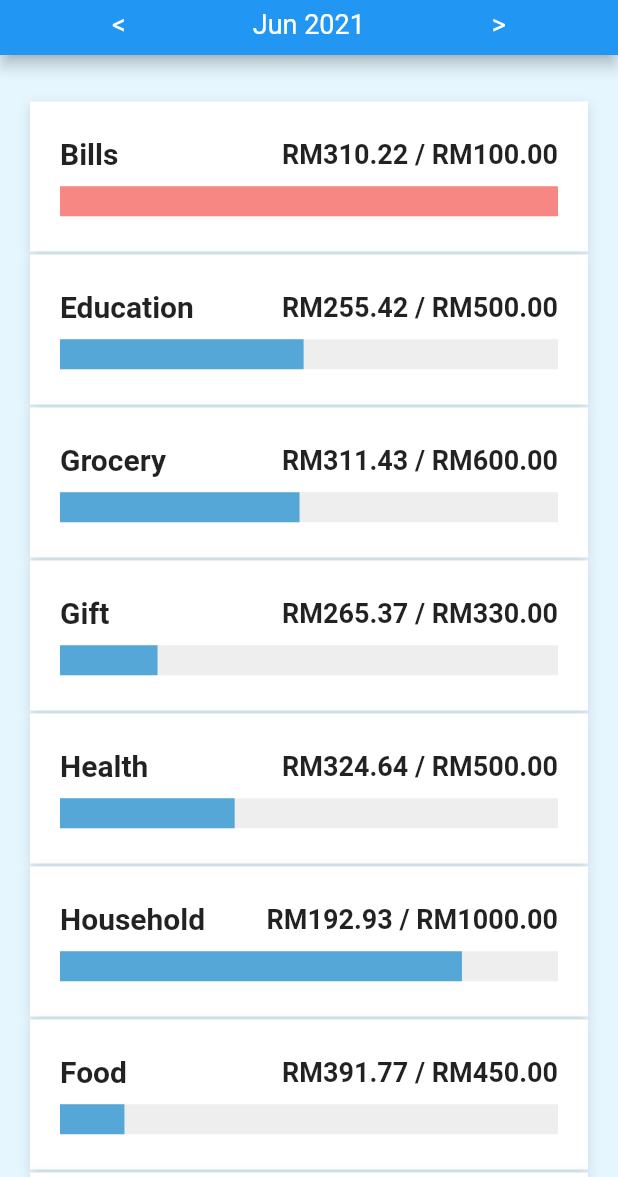
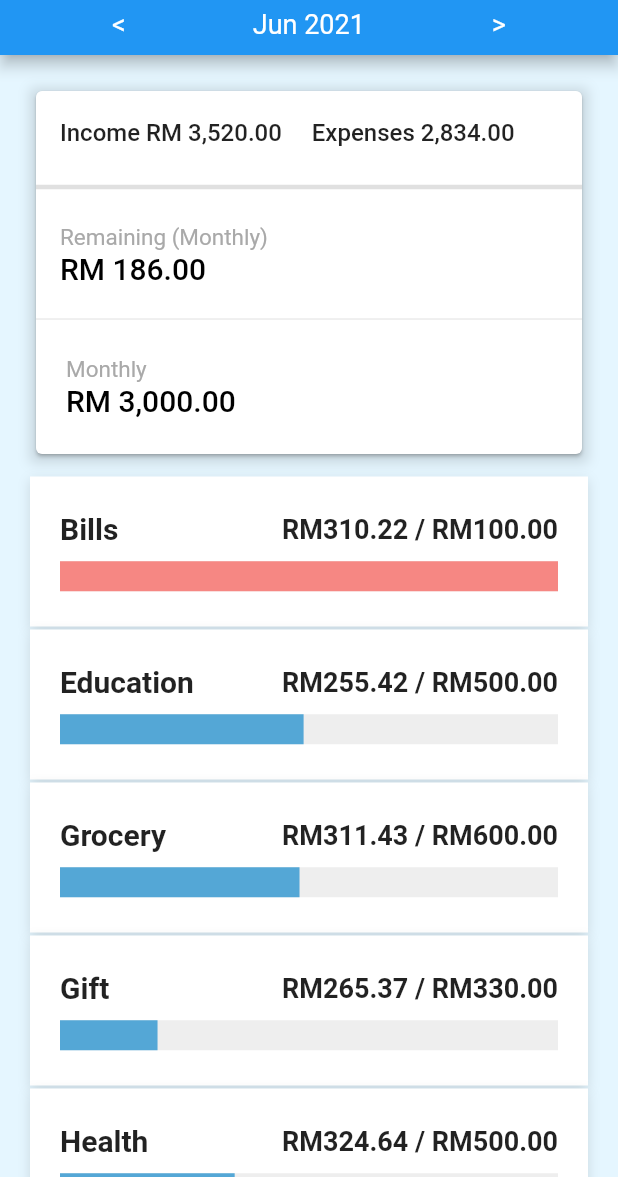
Before and after one commit to seoksee/WhatTheHack, a Flutter app: the BudgetScreen screen opened directly, on a phone screen of 412 x 824 dp, the part 59-1236 px from its top. Run offline on Flutter 3.47's test engine with Material 2 defaults, Android fonts, the phone set to English and light mode, and no system bars; our stand-ins replace select_form_field, shared_preferences, syncfusion_flutter_charts, webview_flutter; accounts and stored records are empty.

Commit message:
added budget overview in budget page

```diff
--- a/lib/screens/BudgetScreen.dart
+++ b/lib/screens/BudgetScreen.dart
@@ -6,6 +6,7 @@ import 'package:budgetsavvy/screens/SetBudgetScreen.dart';
 import 'package:budgetsavvy/utils/Colorshelper.dart';
 import 'package:budgetsavvy/widgets/BarChart.dart';
 import 'package:flutter/material.dart';
+import 'package:syncfusion_flutter_charts/charts.dart';
 
 class BudgetScreen extends StatefulWidget {
   @override
@@ -143,7 +144,7 @@ class _BudgetScreenState extends State<BudgetScreen> {
                   return Container(
                     margin: EdgeInsets.fromLTRB(20.0, 20.0, 20.0, 10.0),
                     decoration: BoxDecoration(
-                      color: Colors.white,
+                      // color: Colors.white,
                       boxShadow: [
                         BoxShadow(
                           color: Colors.black12,
@@ -151,8 +152,47 @@ class _BudgetScreenState extends State<BudgetScreen> {
                           blurRadius: 6.0,
                         ),
                       ],
-                      // borderRadius: BorderRadius.circular(0.0),
+                      borderRadius: BorderRadius.circular(0.0),
                     ),
+                    child:  Card(
+                        child: Column(
+                          children: [
+                            ListTile(
+                              title:
+                              Text('Income RM 3,520.00     Expenses 2,834.00',
+                                style: TextStyle(fontWeight: FontWeight.w500)),
+                            ),
+                            Divider(thickness: 3,),
+                            ListTile(
+                              title: Text('Remaining (Monthly)',
+                                style: TextStyle(
+                                  fontSize: 15, color: Color(0xffa9a9a9)),),
+                              subtitle: Text('RM 186.00',
+                                style: TextStyle(
+                                  fontWeight: FontWeight.w500,
+                                  color: Colors.black,
+                                  fontSize: 20)),
+                            ),
+                            Divider(),
+                                ListTile(
+                                contentPadding:
+                                    EdgeInsets.fromLTRB(20.0, 0.0, 0.0, 10.0),
+                                title: Text(
+                                  'Monthly',
+                                  style: TextStyle(
+                                      fontSize: 15, color: Color(0xffa9a9a9)),
+                                ),
+                                subtitle: Text('RM 3,000.00',
+                                    style: TextStyle(
+                                        fontWeight: FontWeight.w500,
+                                        color: Colors.black,
+                                        fontSize: 20)),
+                                ),
+
+
+                          ],
+                        ),
+                      ),
                     // child: BarChart(expenses: weeklySpending),
                   );
                 } else {
```
